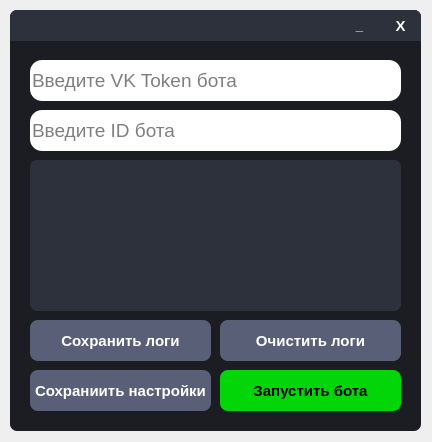
Above: VK Bot/Bot_Panel/bot_panel.ui from otaboyevsardorbek1/VK-Bot-ru before the change. Below: the same form after it.
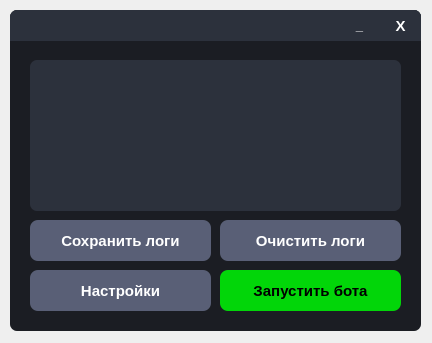
That is the form after the change. Icons and pictures are not drawn.

Commit message: Added Settings_Panel

```diff
--- a/VK Bot/Bot_Panel/bot_panel.ui
+++ b/VK Bot/Bot_Panel/bot_panel.ui
@@ -7,7 +7,7 @@
     <x>0</x>
     <y>0</y>
     <width>432</width>
-    <height>442</height>
+    <height>343</height>
    </rect>
   </property>
   <property name="windowTitle">
@@ -20,7 +20,7 @@
       <x>10</x>
       <y>10</y>
       <width>411</width>
-      <height>421</height>
+      <height>321</height>
      </rect>
     </property>
     <property name="styleSheet">
@@ -139,94 +139,11 @@
       </property>
      </widget>
     </widget>
-    <widget class="QLineEdit" name="VKTokenLineEdit">
-     <property name="geometry">
-      <rect>
-       <x>20</x>
-       <y>50</y>
-       <width>331</width>
-       <height>41</height>
-      </rect>
-     </property>
-     <property name="font">
-      <font>
-       <pointsize>14</pointsize>
-      </font>
-     </property>
-     <property name="styleSheet">
-      <string notr="true">QLineEdit{
-	border-bottom-left-radius: 12px;
-	border-top-left-radius: 12px;
-}</string>
-     </property>
-     <property name="inputMethodHints">
-      <set>Qt::ImhHiddenText|Qt::ImhNoAutoUppercase|Qt::ImhNoPredictiveText|Qt::ImhSensitiveData</set>
-     </property>
-     <property name="inputMask">
-      <string/>
-     </property>
-     <property name="text">
-      <string/>
-     </property>
-     <property name="frame">
-      <bool>false</bool>
-     </property>
-     <property name="echoMode">
-      <enum>QLineEdit::Password</enum>
-     </property>
-     <property name="placeholderText">
-      <string>Введите VK Token бота</string>
-     </property>
-     <property name="cursorMoveStyle">
-      <enum>Qt::LogicalMoveStyle</enum>
-     </property>
-    </widget>
-    <widget class="QLineEdit" name="IDBotLineEdit">
-     <property name="geometry">
-      <rect>
-       <x>20</x>
-       <y>100</y>
-       <width>371</width>
-       <height>41</height>
-      </rect>
-     </property>
-     <property name="font">
-      <font>
-       <pointsize>14</pointsize>
-      </font>
-     </property>
-     <property name="styleSheet">
-      <string notr="true">QLineEdit{
-	border-radius: 12px;
-}</string>
-     </property>
-     <property name="inputMask">
-      <string/>
-     </property>
-     <property name="text">
-      <string/>
-     </property>
-     <property name="frame">
-      <bool>false</bool>
-     </property>
-     <property name="echoMode">
-      <enum>QLineEdit::Normal</enum>
-     </property>
-     <property name="dragEnabled">
-      <bool>false</bool>
-     </property>
-     <property name="readOnly">
-      <bool>false</bool>
-     </property>
-     <property name="placeholderText">
-      <string>Введите ID бота</string>
-     </property>
-    </widget>
     <widget class="QPushButton" name="StartBotButton">
      <property name="geometry">
       <rect>
        <x>210</x>
-       <y>360</y>
+       <y>260</y>
        <width>181</width>
        <height>41</height>
       </rect>
@@ -263,7 +180,7 @@
      <property name="geometry">
       <rect>
        <x>20</x>
-       <y>360</y>
+       <y>260</y>
        <width>181</width>
        <height>41</height>
       </rect>
@@ -294,67 +211,14 @@
 }</string>
      </property>
      <property name="text">
-      <string>Сохраниить настройки</string>
+      <string>Настройки</string>
      </property>
     </widget>
-    <widget class="QFrame" name="frame">
-     <property name="geometry">
-      <rect>
-       <x>350</x>
-       <y>50</y>
-       <width>41</width>
-       <height>41</height>
-      </rect>
-     </property>
-     <property name="styleSheet">
-      <string notr="true">QFrame{
-	border-bottom-right-radius: 12px;
-	border-top-right-radius: 12px;
-	border-bottom-left-radius: 0px;
-	border-top-left-radius: 0px;
-	background-color: white;
-}</string>
-     </property>
-     <property name="frameShape">
-      <enum>QFrame::StyledPanel</enum>
-     </property>
-     <property name="frameShadow">
-      <enum>QFrame::Raised</enum>
-     </property>
-     <widget class="QPushButton" name="ShowVKTokenButton">
-      <property name="geometry">
-       <rect>
-        <x>0</x>
-        <y>0</y>
-        <width>41</width>
-        <height>41</height>
-       </rect>
-      </property>
-      <property name="styleSheet">
-       <string notr="true">QPushButton{
-	border: none;
-}</string>
-      </property>
-      <property name="text">
-       <string/>
-      </property>
-      <property name="icon">
-       <iconset>
-        <normaloff>../../Icons/eyeOn.png</normaloff>../../Icons/eyeOn.png</iconset>
-      </property>
-      <property name="iconSize">
-       <size>
-        <width>32</width>
-        <height>32</height>
-       </size>
-      </property>
-     </widget>
-    </widget>
     <widget class="QListWidget" name="LogListWidget">
      <property name="geometry">
       <rect>
        <x>20</x>
-       <y>150</y>
+       <y>50</y>
        <width>371</width>
        <height>151</height>
       </rect>
@@ -452,7 +316,7 @@
      <property name="geometry">
       <rect>
        <x>20</x>
-       <y>310</y>
+       <y>210</y>
        <width>181</width>
        <height>41</height>
       </rect>
@@ -490,7 +354,7 @@
      <property name="geometry">
       <rect>
        <x>210</x>
-       <y>310</y>
+       <y>210</y>
        <width>181</width>
        <height>41</height>
       </rect>
```
Left out of the diff: 2 changed lines with no effect on the pictures. The commit also changes 13 other files.
